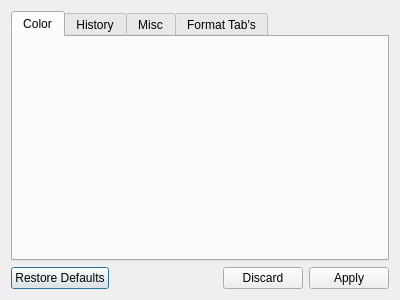
Before: the Qt Designer form ui/preferences_dialog.ui in monal-im/DebugTools, drawn with Qt 5.
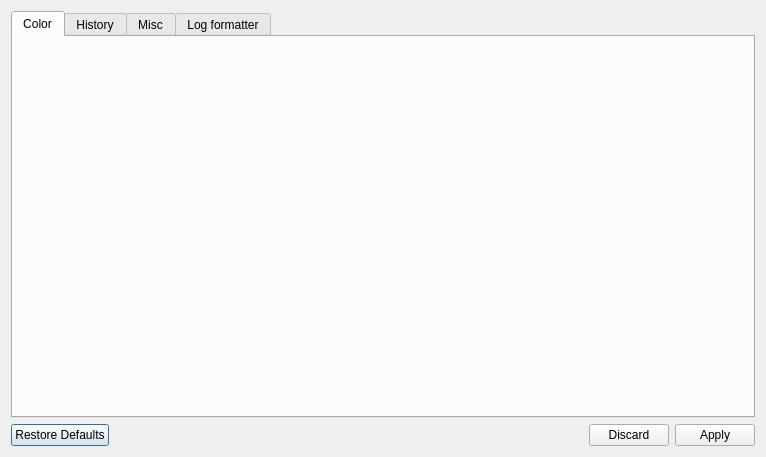
After: the same form once the commit is applied.

Commit message: Enhance preferences formatter interface

The edit to the form file:
```diff
--- a/ui/preferences_dialog.ui
+++ b/ui/preferences_dialog.ui
@@ -6,8 +6,8 @@
    <rect>
     <x>0</x>
     <y>0</y>
-    <width>400</width>
-    <height>300</height>
+    <width>766</width>
+    <height>457</height>
    </rect>
   </property>
   <property name="windowTitle">
@@ -55,7 +55,7 @@
      </widget>
      <widget class="QWidget" name="uiTab_formatTabs">
       <attribute name="title">
-       <string>Format Tab's</string>
+       <string>Log formatter</string>
       </attribute>
       <layout class="QVBoxLayout" name="verticalLayout_4">
        <item>
```
The commit also changes 3 other files.
